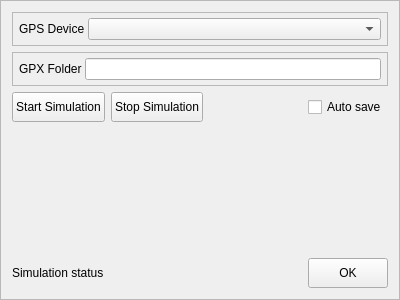
Above: Pilocik/gpsoptionswindow.ui from dotevo/Pilocik before the change. Below: the same form after it.
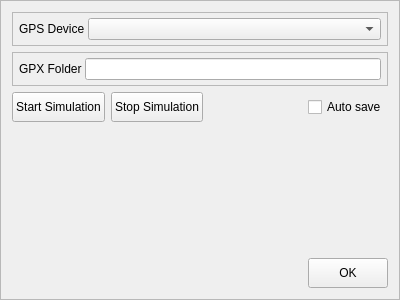
That is the form after the change.

What changed in the file:
```diff
--- a/Pilocik/gpsoptionswindow.ui
+++ b/Pilocik/gpsoptionswindow.ui
@@ -169,7 +169,7 @@
    <item row="7" column="0" colspan="3">
     <widget class="QLabel" name="label">
      <property name="text">
-      <string>Simulation status</string>
+      <string/>
      </property>
      <property name="margin">
       <number>6</number>
```
Left out of the diff: 2 changed lines with no effect on the pictures.
